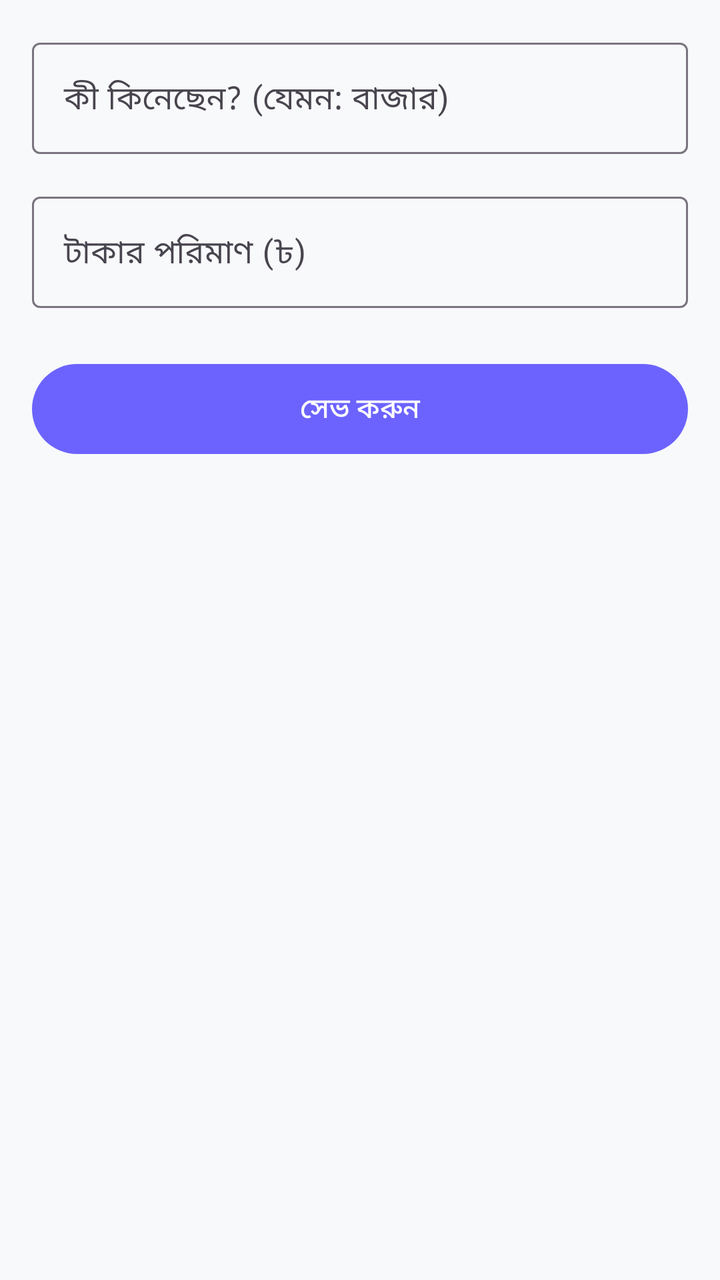
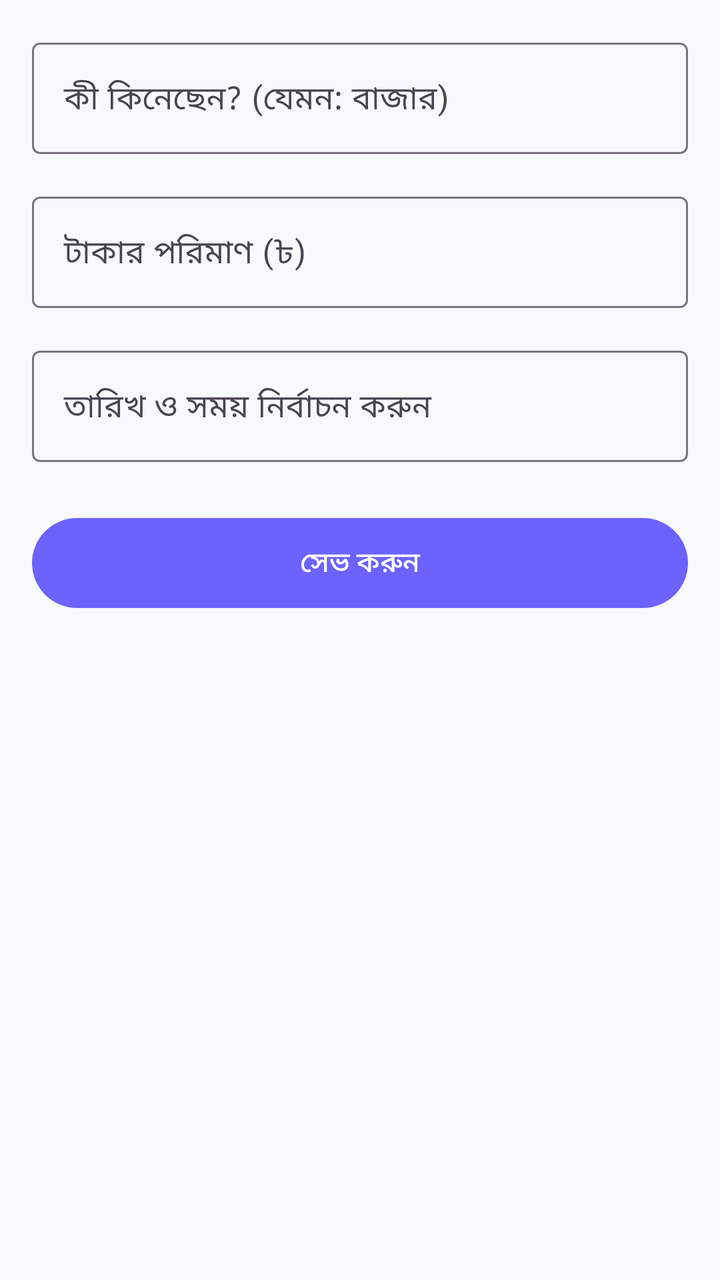

Two renders of the same Android screen: before a commit and after it. Below are the layout's source before the change and the commit's diff.
<!-- AndroidManifest.xml: application theme Theme.ExpenseSplitter -->
<!-- res/layout/activity_add_expense.xml -->
<?xml version="1.0" encoding="utf-8"?>
<LinearLayout xmlns:android="http://schemas.android.com/apk/res/android"
    android:layout_width="match_parent"
    android:layout_height="match_parent"
    android:orientation="vertical"
    android:padding="16dp">

    <com.google.android.material.textfield.TextInputLayout
        android:layout_width="match_parent"
        android:layout_height="wrap_content"
        android:layout_marginBottom="16dp">
        <com.google.android.material.textfield.TextInputEditText
            android:id="@+id/etTitle"
            android:layout_width="match_parent"
            android:layout_height="wrap_content"
            android:hint="কী কিনেছেন? (যেমন: বাজার)" />
    </com.google.android.material.textfield.TextInputLayout>

    <com.google.android.material.textfield.TextInputLayout
        android:layout_width="match_parent"
        android:layout_height="wrap_content"
        android:layout_marginBottom="24dp">
        <com.google.android.material.textfield.TextInputEditText
            android:id="@+id/etAmount"
            android:layout_width="match_parent"
            android:layout_height="wrap_content"
            android:inputType="numberDecimal"
            android:hint="টাকার পরিমাণ (৳)" />
    </com.google.android.material.textfield.TextInputLayout>

    <com.google.android.material.button.MaterialButton
        android:id="@+id/btnSave"
        android:layout_width="match_parent"
        android:layout_height="wrap_content"
        android:text="সেভ করুন"
        android:padding="12dp"/>
</LinearLayout>
<!-- resources referenced by this layout -->
<resources>
  <style name="Theme.ExpenseSplitter" parent="Theme.Material3.DayNight.NoActionBar">
          <item name="colorPrimary">@color/purple_primary</item>
          <item name="android:windowBackground">@color/bg_color</item>
          <item name="android:statusBarColor">@color/bg_color</item>
          <item name="android:windowLightStatusBar">true</item>
      </style>
  <color name="purple_primary">#6C63FF</color>
  <color name="bg_color">#F8F9FA</color>
</resources>

<!-- the commit's change to res/layout/activity_add_expense.xml (unified diff, before → after) -->
@@ -19,13 +19,27 @@
     <com.google.android.material.textfield.TextInputLayout
         android:layout_width="match_parent"
         android:layout_height="wrap_content"
-        android:layout_marginBottom="24dp">
+        android:layout_marginBottom="16dp">
         <com.google.android.material.textfield.TextInputEditText
             android:id="@+id/etAmount"
             android:layout_width="match_parent"
             android:layout_height="wrap_content"
             android:inputType="numberDecimal"
             android:hint="টাকার পরিমাণ (৳)" />
+    </com.google.android.material.textfield.TextInputLayout>
+
+    
+    <com.google.android.material.textfield.TextInputLayout
+        android:layout_width="match_parent"
+        android:layout_height="wrap_content"
+        android:layout_marginBottom="24dp">
+        <com.google.android.material.textfield.TextInputEditText
+            android:id="@+id/etDateTime"
+            android:layout_width="match_parent"
+            android:layout_height="wrap_content"
+            android:focusable="false"
+            android:clickable="true"
+            android:hint="তারিখ ও সময় নির্বাচন করুন" />
     </com.google.android.material.textfield.TextInputLayout>
 
     <com.google.android.material.button.MaterialButton
